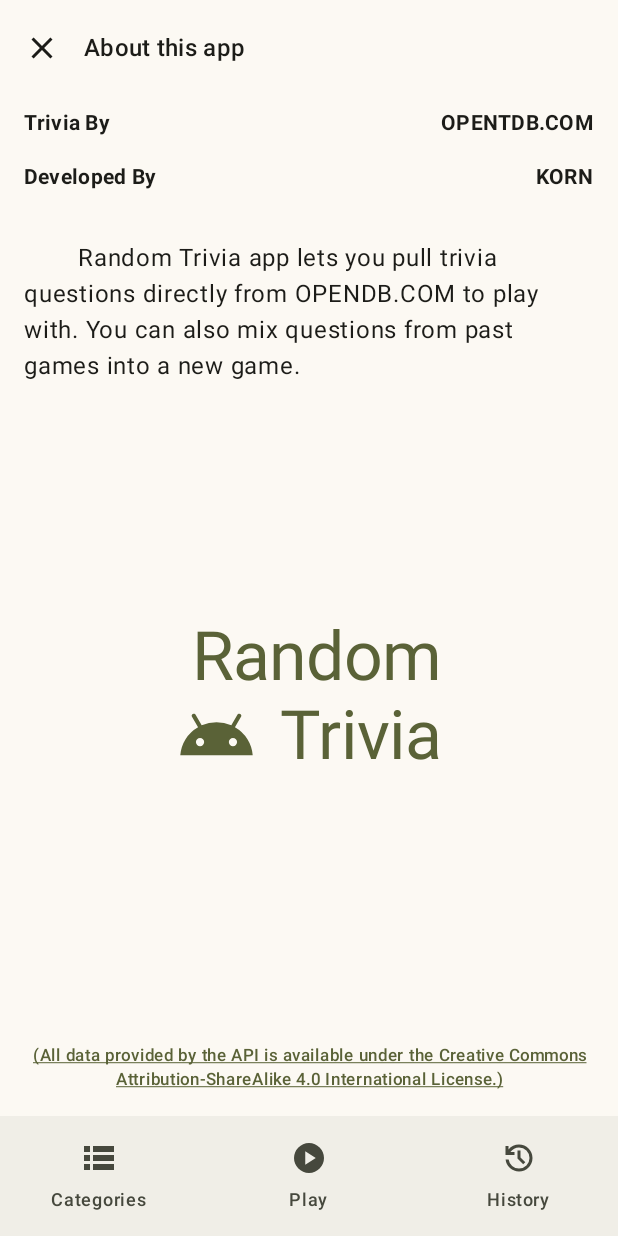
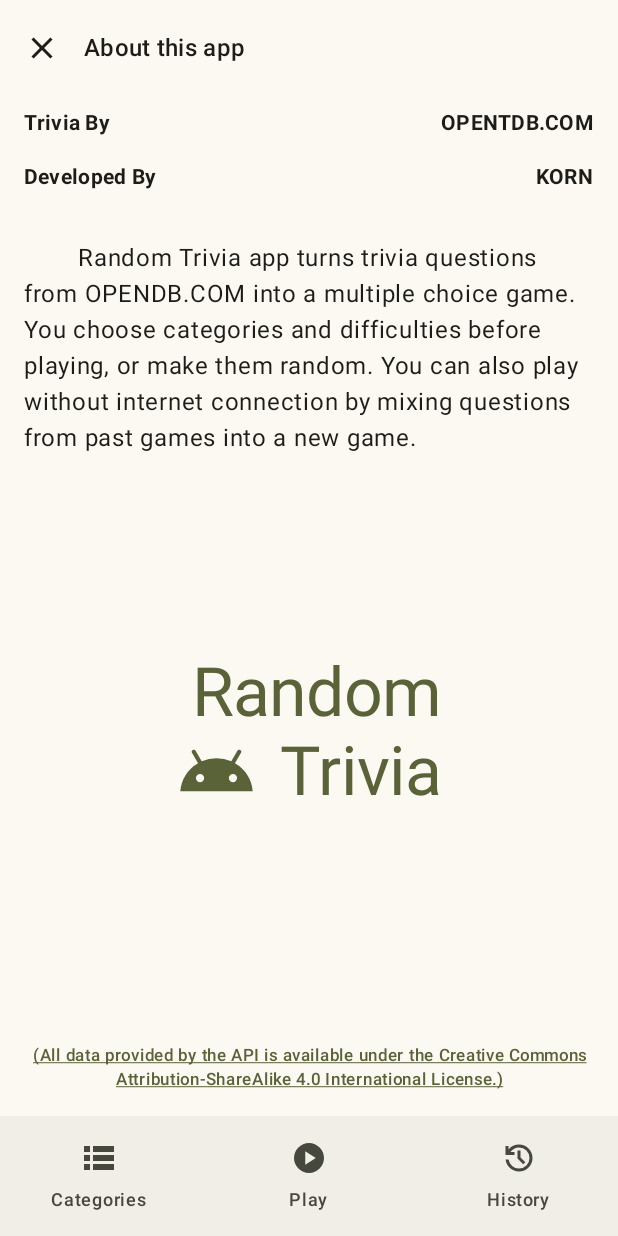
Before and after one commit to warakorn-prasert/RandomTrivia, an Android app built with Jetpack Compose: the AboutScreen screen opened through its navigation route, on a phone screen of 412 x 824 dp. Run offline under Robolectric (Android 15) with nearby library versions, the phone set to English and light mode, and no system bars; our stand-ins replace navigation suite; libraries missing offline, so code that uses them is left out: com.jakewharton.retrofit2; 1 statement that could not run was skipped.

Commit message:
feat: update about app message

```diff
--- a/app/src/main/res/values/strings.xml
+++ b/app/src/main/res/values/strings.xml
@@ -6,5 +6,5 @@
     <string name="trivia_by_license">(All data provided by the API is available under the Creative Commons Attribution-ShareAlike 4.0 International License.)</string>
     <string name="trivia_by_license_uri">https://creativecommons.org/licenses/by-sa/4.0/</string>
 
-    <string name="about_app">Random Trivia app lets you pull trivia questions directly from OPENDB.COM to play with. You can also mix questions from past games into a new game.</string>
+    <string name="about_app">Random Trivia app turns trivia questions from OPENDB.COM into a multiple choice game. You choose categories and difficulties before playing, or make them random. You can also play without internet connection by mixing questions from past games into a new game.</string>
 </resources>
```
